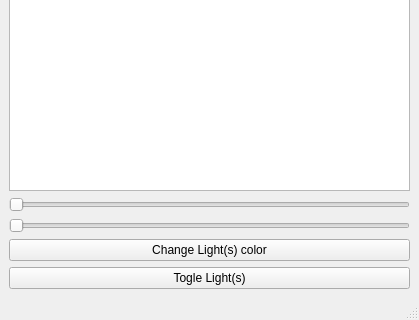
Qt form GUI/PhilipsHueGUI/mainwindow.ui (BOB450/OpenHue) before a commit; both pictures show x 0 to 419 and y 184 to 504 of the 419 by 504 pixel window.
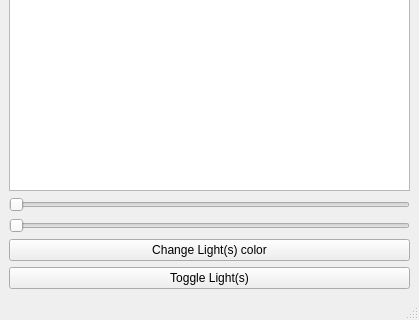
The same form after that commit.

The edit to the form file:
```diff
--- a/GUI/PhilipsHueGUI/mainwindow.ui
+++ b/GUI/PhilipsHueGUI/mainwindow.ui
@@ -34,7 +34,7 @@
        <string>&lt;html&gt;&lt;head/&gt;&lt;body&gt;&lt;p&gt;Turn on or off lights&lt;/p&gt;&lt;/body&gt;&lt;/html&gt;</string>
       </property>
       <property name="text">
-       <string>Togle Light(s)</string>
+       <string>Toggle Light(s)</string>
       </property>
      </widget>
     </item>
```
